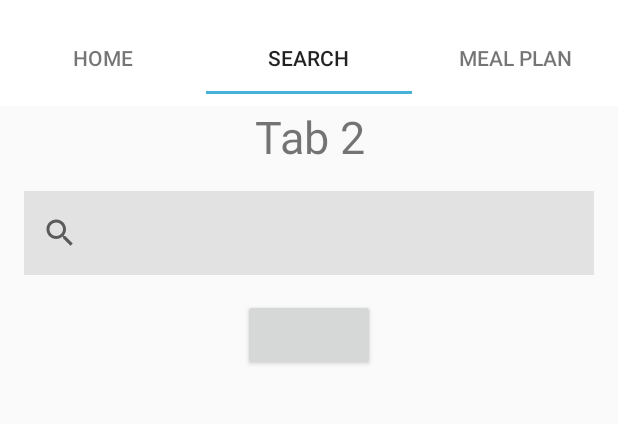
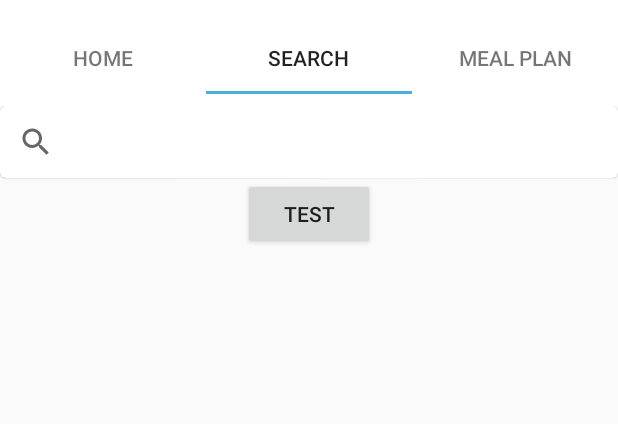
Before and after one commit to alifmufthi91/PKMCooking, an Android app: the screen it shows after launch (MainActivity), tab 2 chosen, on a phone screen of 412 x 824 dp, the part 62-486 px from its top. Run offline under Robolectric (Android 15) with nearby library versions, the phone set to English and light mode, and no system bars; our stand-ins replace ButterKnife.

```diff
--- a/app/src/main/res/layout/fragment_tab2.xml
+++ b/app/src/main/res/layout/fragment_tab2.xml
@@ -4,30 +4,17 @@
     android:layout_height="match_parent"
     android:orientation="vertical">
 
-    <!-- TODO: Update blank fragment layout -->
-    <TextView
+    <android.support.design.card.MaterialCardView
         android:layout_width="match_parent"
-        android:layout_height="wrap_content"
-        android:text="Tab 2"
-        android:layout_centerInParent="true"
-        android:textSize="30dp"
-        android:textAlignment="center"
-        />
-    <SearchView
-        android:layout_width="match_parent"
-        android:layout_height="wrap_content"
-        android:layout_margin="@dimen/text_margin"
-        android:background="@color/colorPrimaryWhiteDark">
-        <android.support.design.widget.TextInputLayout
+        android:layout_height="wrap_content">
+
+        <android.support.v7.widget.SearchView
             android:layout_width="match_parent"
             android:layout_height="wrap_content">
 
-            <android.support.design.widget.TextInputEditText
-                android:layout_width="match_parent"
-                android:layout_height="wrap_content"/>
+        </android.support.v7.widget.SearchView>
+    </android.support.design.card.MaterialCardView>
 
-        </android.support.design.widget.TextInputLayout>
-    </SearchView>
     <Button
         android:layout_width="wrap_content"
         android:layout_height="wrap_content"
@@ -35,6 +22,7 @@
         android:layout_alignParentBottom="true"
         android:layout_centerHorizontal="true"
         android:layout_marginBottom="189dp"
+        android:text="test"
         android:id="@+id/changeac"/>
 
 
```
Also changed, not shown: app/src/main/res/font/poppinsbold.ttf (added), app/src/main/res/font/poppinsmedium.ttf (added), app/src/main/res/font/poppinsregular.ttf (added).
